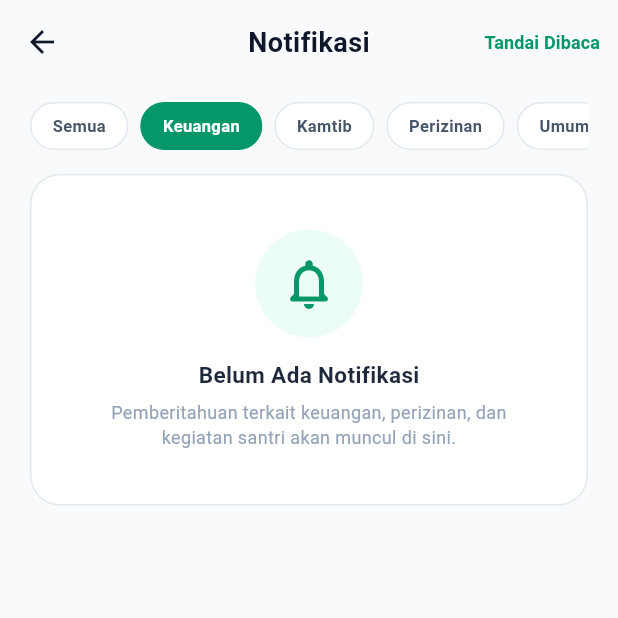
After one commit to barengs/tamjid, a Flutter app: the NotificationScreen screen opened directly, after a tap on "Keuangan", on a phone screen of 412 x 824 dp, the top half of it. The commit adds this screen. Run offline on Flutter 3.47's test engine with Material 3 defaults, Android fonts, the phone set to English and light mode, and no system bars; our stand-ins replace dio, image_picker, qr_flutter, shared_preferences; accounts and stored records are empty; network calls fail.

Commit message:
feat(notifications): layar notifikasi wali santri, badge unread, dan sinkronisasi device token FCM ke smp-be

```diff
--- a/lib/core/api/api_endpoints.dart
+++ b/lib/core/api/api_endpoints.dart
@@ -53,4 +53,8 @@ class ApiEndpoints {
       '$bankBase/api/main/top-up/account/{nis}';
   static const String bankPaymentPackages =
       '$bankBase/api/master/payment-package';
+
+  // Push Notification (FCM)
+  static const String smpFcmRegister = '$smpBase/api/main/fcm/register';
+  static const String smpFcmUnregister = '$smpBase/api/main/fcm/unregister';
 }
--- a/lib/core/notifications/fcm_service.dart
+++ b/lib/core/notifications/fcm_service.dart
@@ -1,5 +1,7 @@
 import 'package:flutter/foundation.dart';
 import '../storage/session_store.dart';
+import '../api/dio_client.dart';
+import '../api/api_endpoints.dart';
 
 /// Notification payload model untuk notifikasi wali santri
 class AppNotification {
@@ -61,14 +63,43 @@ class PushNotificationService {
   }
 
   /// Daftarkan token FCM ke backend pesantren setelah login
-  Future<bool> syncTokenWithBackend() async {
+  Future<bool> syncTokenWithBackend({String deviceType = 'android'}) async {
     final token = SessionStore().token;
     if (token == null || _fcmToken == null) return false;
 
-    // Disiapkan untuk endpoint FCM registration:
-    // await DioClient().dio.post('/api/main/fcm/register', data: {'fcm_token': _fcmToken});
-    debugPrint('FCM token synchronized with backend for user session.');
-    return true;
+    try {
+      await DioClient().dio.post(
+        ApiEndpoints.smpFcmRegister,
+        data: {
+          'token': _fcmToken,
+          'device_type': deviceType,
+          'device_name': 'Tamjid Mobile App',
+        },
+      );
+      debugPrint('FCM token synchronized with backend for user session.');
+      return true;
+    } catch (e) {
+      debugPrint('Failed to sync FCM token with backend: $e');
+      return false;
+    }
+  }
+
+  /// Hapus token FCM dari backend saat logout
+  Future<bool> unregisterToken() async {
+    final token = SessionStore().token;
+    if (token == null || _fcmToken == null) return false;
+
+    try {
+      await DioClient().dio.post(
+        ApiEndpoints.smpFcmUnregister,
+        data: {'token': _fcmToken},
+      );
+      debugPrint('FCM token unregistered from backend.');
+      return true;
+    } catch (e) {
+      debugPrint('Failed to unregister FCM token: $e');
+      return false;
+    }
   }
 
   /// Tambah notifikasi in-app baru
--- a/lib/providers/auth_provider.dart
+++ b/lib/providers/auth_provider.dart
@@ -3,6 +3,7 @@ import 'package:flutter/foundation.dart';
 import '../core/api/api_endpoints.dart';
 import '../core/api/dio_client.dart';
 import '../core/storage/session_store.dart';
+import '../core/notifications/fcm_service.dart';
 import '../models/wali_user.dart';
 
 enum AuthStatus { initial, loading, authenticated, unauthenticated, error }
@@ -30,8 +31,9 @@ class AuthProvider extends ChangeNotifier {
         _status = AuthStatus.authenticated;
         notifyListeners();
 
-        // Refresh profil di background secara silent
+        // Refresh profil di background secara silent dan sinkron token FCM
         fetchProfile();
+        PushNotificationService().syncTokenWithBackend();
         return;
       } catch (_) {}
     }
@@ -66,6 +68,9 @@ class AuthProvider extends ChangeNotifier {
 
         _status = AuthStatus.authenticated;
         notifyListeners();
+
+        // Sinkronisasi FCM token ke backend
+        PushNotificationService().syncTokenWithBackend();
         return true;
       } else {
         throw Exception(response.data?['message'] ?? 'Login gagal.');
@@ -165,6 +170,7 @@ class AuthProvider extends ChangeNotifier {
   Future<void> logout() async {
     try {
       final dio = DioClient().dio;
+      await PushNotificationService().unregisterToken();
       await dio.post(ApiEndpoints.smpLogout);
     } catch (_) {}
 
--- a/lib/screens/home/home_screen.dart
+++ b/lib/screens/home/home_screen.dart
@@ -14,6 +14,8 @@ import '../kamtib/violation_screen.dart';
 import '../kamtib/leave_screen.dart';
 import '../academic/hostel_screen.dart';
 import '../academic/report_screen.dart';
+import '../notifications/notification_screen.dart';
+import '../../core/notifications/fcm_service.dart';
 
 class HomeScreen extends StatefulWidget {
   final AuthProvider authProvider;
@@ -60,6 +62,15 @@ class _HomeScreenState extends State<HomeScreen> {
       appBar: AppBar(
         title: const Text('Beranda'),
         actions: [
+          _NotificationBell(
+            onTap: () {
+              Navigator.of(context).push(
+                MaterialPageRoute<void>(
+                  builder: (_) => const NotificationScreen(),
+                ),
+              );
+            },
+          ),
           IconButton(
             icon: const Icon(Icons.logout_rounded),
             tooltip: 'Keluar',
@@ -542,3 +553,51 @@ class _MenuCard extends StatelessWidget {
     );
   }
 }
+
+/// Tombol lonceng notifikasi dengan badge unread count
+class _NotificationBell extends StatelessWidget {
+  final VoidCallback onTap;
+
+  const _NotificationBell({required this.onTap});
+
+  @override
+  Widget build(BuildContext context) {
+    final unread = PushNotificationService().unreadCount;
+
+    return Stack(
+      alignment: Alignment.center,
+      children: [
+        IconButton(
+          icon: const Icon(Icons.notifications_outlined),
+          tooltip: 'Notifikasi',
+          onPressed: onTap,
+        ),
+        if (unread > 0)
+          Positioned(
+            right: 8,
+            top: 10,
+            child: Container(
+              padding: const EdgeInsets.symmetric(horizontal: 5, vertical: 2),
+              decoration: BoxDecoration(
+                color: AppTheme.rose500,
+                borderRadius: BorderRadius.circular(10),
+              ),
+              constraints: const BoxConstraints(
+                minWidth: 16,
+                minHeight: 16,
+              ),
+              child: Text(
+                unread > 99 ? '99+' : '$unread',
+                textAlign: TextAlign.center,
+                style: const TextStyle(
+                  color: Colors.white,
+                  fontSize: 10,
+                  fontWeight: FontWeight.bold,
+                ),
+              ),
+            ),
+          ),
+      ],
+    );
+  }
+}
--- /dev/null
+++ b/lib/screens/notifications/notification_screen.dart
@@ -0,0 +1,319 @@
+import 'package:flutter/material.dart';
+import 'package:intl/intl.dart';
+
+import '../../core/notifications/fcm_service.dart';
+import '../../core/theme/app_theme.dart';
+
+/// Halaman Daftar Notifikasi Wali Santri
+class NotificationScreen extends StatefulWidget {
+  const NotificationScreen({super.key});
+
+  @override
+  State<NotificationScreen> createState() => _NotificationScreenState();
+}
+
+class _NotificationScreenState extends State<NotificationScreen> {
+  final PushNotificationService _service = PushNotificationService();
+  String _filter = 'all'; // all | finance | kamtib | academic | general
+
+  @override
+  void initState() {
+    super.initState();
+    // Tandai semua notifikasi terbaca saat halaman dibuka
+    WidgetsBinding.instance.addPostFrameCallback((_) {
+      _service.markAllAsRead();
+      setState(() {});
+    });
+  }
+
+  @override
+  Widget build(BuildContext context) {
+    final notifications = _service.notifications;
+    final filtered = notifications.where((n) {
+      if (_filter == 'all') return true;
+      return n.type == _filter;
+    }).toList();
+
+    return Scaffold(
+      backgroundColor: AppTheme.slate50,
+      appBar: AppBar(
+        title: const Text('Notifikasi'),
+        actions: [
+          if (notifications.isNotEmpty)
+            TextButton(
+              onPressed: () {
+                _service.markAllAsRead();
+                setState(() {});
+                ScaffoldMessenger.of(context).showSnackBar(
+                  const SnackBar(
+                    content: Text('Semua notifikasi ditandai telah dibaca.'),
+                    duration: Duration(seconds: 2),
+                    behavior: SnackBarBehavior.floating,
+                  ),
+                );
+              },
+              child: const Text(
+                'Tandai Dibaca',
+                style: TextStyle(
+                  color: AppTheme.emerald600,
+                  fontWeight: FontWeight.w700,
+                  fontSize: 12,
+                ),
+              ),
+            ),
+        ],
+      ),
+      body: SingleChildScrollView(
+        padding: const EdgeInsets.symmetric(horizontal: 20, vertical: 12),
+        child: Column(
+          crossAxisAlignment: CrossAxisAlignment.start,
+          children: [
+            // Filter Chips
+            SingleChildScrollView(
+              scrollDirection: Axis.horizontal,
+              child: Row(
+                children: [
+                  _FilterChip(
+                    label: 'Semua',
+                    selected: _filter == 'all',
+                    onTap: () => setState(() => _filter = 'all'),
+                  ),
+                  const SizedBox(width: 8),
+                  _FilterChip(
+                    label: 'Keuangan',
+                    selected: _filter == 'finance',
+                    onTap: () => setState(() => _filter = 'finance'),
+                  ),
+                  const SizedBox(width: 8),
+                  _FilterChip(
+                    label: 'Kamtib',
+                    selected: _filter == 'kamtib',
+                    onTap: () => setState(() => _filter = 'kamtib'),
+                  ),
+                  const SizedBox(width: 8),
+                  _FilterChip(
+                    label: 'Perizinan',
+                    selected: _filter == 'academic',
+                    onTap: () => setState(() => _filter = 'academic'),
+                  ),
+                  const SizedBox(width: 8),
+                  _FilterChip(
+                    label: 'Umum',
+                    selected: _filter == 'general',
+                    onTap: () => setState(() => _filter = 'general'),
+                  ),
+                ],
+              ),
+            ),
+            const SizedBox(height: 16),
+
+            if (filtered.isEmpty)
+              _buildEmptyState()
+            else
+              ...filtered.map((notif) => _buildNotificationCard(notif)),
+            const SizedBox(height: 32),
+          ],
+        ),
+      ),
+    );
+  }
+
+  Widget _buildEmptyState() {
+    return Container(
+      width: double.infinity,
+      padding: const EdgeInsets.all(36),
+      decoration: BoxDecoration(
+        color: Colors.white,
+        borderRadius: BorderRadius.circular(20),
+        border: Border.all(color: AppTheme.slate200),
+      ),
+      child: Column(
+        children: [
+          Container(
+            padding: const EdgeInsets.all(16),
+            decoration: const BoxDecoration(
+              color: AppTheme.emerald50,
+              shape: BoxShape.circle,
+            ),
+            child: const Icon(
+              Icons.notifications_none_rounded,
+              size: 40,
+              color: AppTheme.emerald600,
+            ),
+          ),
+          const SizedBox(height: 14),
+          const Text(
+            'Belum Ada Notifikasi',
+            style: TextStyle(
+              fontSize: 15,
+              fontWeight: FontWeight.w700,
+              color: AppTheme.slate800,
+            ),
+          ),
+          const SizedBox(height: 6),
+          const Text(
+            'Pemberitahuan terkait keuangan, perizinan, dan kegiatan santri akan muncul di sini.',
+            textAlign: TextAlign.center,
+            style: TextStyle(
+              color: AppTheme.slate400,
+              fontSize: 12,
+              height: 1.4,
+            ),
+          ),
+        ],
+      ),
+    );
+  }
+
+  Widget _buildNotificationCard(AppNotification notif) {
+    Color typeColor;
+    IconData typeIcon;
+
+    switch (notif.type) {
+      case 'finance':
+        typeColor = AppTheme.emerald600;
+        typeIcon = Icons.account_balance_wallet_rounded;
+        break;
+      case 'kamtib':
+        typeColor = AppTheme.rose500;
+        typeIcon = Icons.warning_amber_rounded;
+        break;
+      case 'academic':
+        typeColor = AppTheme.indigo500;
+        typeIcon = Icons.assignment_rounded;
+        break;
+      default:
+        typeColor = AppTheme.teal600;
+        typeIcon = Icons.notifications_active_rounded;
+    }
+
+    return Container(
+      margin: const EdgeInsets.only(bottom: 12),
+      padding: const EdgeInsets.all(16),
+      decoration: BoxDecoration(
+        color: Colors.white,
+        borderRadius: BorderRadius.circular(16),
+        border: Border.all(
+          color: notif.isRead
+              ? AppTheme.slate200
+              : typeColor.withValues(alpha: 0.35),
+        ),
+        boxShadow: [
+          if (!notif.isRead)
+            BoxShadow(
+              color: typeColor.withValues(alpha: 0.08),
+              blurRadius: 8,
+              offset: const Offset(0, 2),
+            ),
+        ],
+      ),
+      child: Row(
+        crossAxisAlignment: CrossAxisAlignment.start,
+        children: [
+          Container(
+            padding: const EdgeInsets.all(10),
+            decoration: BoxDecoration(
+              color: typeColor.withValues(alpha: 0.12),
+              shape: BoxShape.circle,
+            ),
+            child: Icon(typeIcon, color: typeColor, size: 20),
+          ),
+          const SizedBox(width: 14),
+          Expanded(
+            child: Column(
+              crossAxisAlignment: CrossAxisAlignment.start,
+              children: [
+                Row(
+                  mainAxisAlignment: MainAxisAlignment.spaceBetween,
+                  children: [
+                    Expanded(
+                      child: Text(
+                        notif.title,
+                        maxLines: 1,
+                        overflow: TextOverflow.ellipsis,
+                        style: TextStyle(
+                          fontSize: 13,
+                          fontWeight: notif.isRead
+                              ? FontWeight.w600
+                              : FontWeight.w800,
+                          color: AppTheme.slate900,
+                        ),
+                      ),
+                    ),
+                    const SizedBox(width: 8),
+                    Text(
+                      _formatDate(notif.timestamp),
+                      style: const TextStyle(
+                        fontSize: 10,
+                        color: AppTheme.slate400,
+                      ),
+                    ),
+                  ],
+                ),
+                const SizedBox(height: 4),
+                Text(
+                  notif.body,
+                  style: const TextStyle(
+                    fontSize: 12,
+                    color: AppTheme.slate600,
+                    height: 1.4,
+                  ),
+                ),
+              ],
+            ),
+          ),
+        ],
+      ),
+    );
+  }
+
+  String _formatDate(DateTime dt) {
+    final now = DateTime.now();
+    final diff = now.difference(dt);
+
+    if (diff.inMinutes < 60) {
+      return '${diff.inMinutes == 0 ? 1 : diff.inMinutes}m lalu';
+    } else if (diff.inHours < 24) {
+      return '${diff.inHours}j lalu';
+    } else {
+      return DateFormat('dd MMM', 'id_ID').format(dt);
+    }
+  }
+}
+
+class _FilterChip extends StatelessWidget {
+  final String label;
+  final bool selected;
+  final VoidCallback onTap;
+
+  const _FilterChip({
+    required this.label,
+    required this.selected,
+    required this.onTap,
+  });
+
+  @override
+  Widget build(BuildContext context) {
+    return GestureDetector(
+      onTap: onTap,
+      child: Container(
+        padding: const EdgeInsets.symmetric(horizontal: 14, vertical: 7),
+        decoration: BoxDecoration(
+          color: selected ? AppTheme.emerald600 : Colors.white,
+          borderRadius: BorderRadius.circular(20),
+          border: Border.all(
+            color: selected ? AppTheme.emerald600 : AppTheme.slate200,
+          ),
+        ),
+        child: Text(
+          label,
+          style: TextStyle(
+            fontSize: 11,
+            fontWeight: FontWeight.w700,
+            color: selected ? Colors.white : AppTheme.slate600,
+          ),
+        ),
+      ),
+    );
+  }
+}
```
Also changed, not shown: 1 other file.
